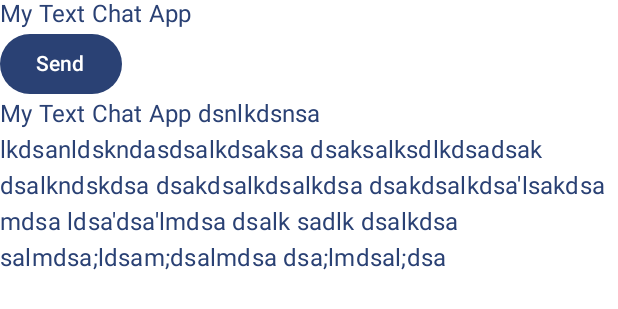
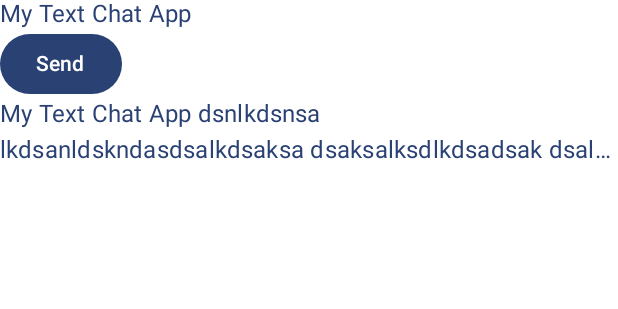
Before and after one commit to SardarKhan299/Material3ThemeJetPackCompose, an Android app built with Jetpack Compose: the @Preview function ChatMessagePreview, on a phone screen of 412 x 824 dp. Shown: the top 309 px of the screen. Run offline under Robolectric (Android 15) with nearby library versions, the phone set to English and light mode, and no system bars.

Commit message:
Add animation to expand and collapse for text.

```diff
--- a/app/src/main/java/com/example/reply/ui/MainActivity.kt
+++ b/app/src/main/java/com/example/reply/ui/MainActivity.kt
@@ -23,6 +23,10 @@ import android.os.Bundle
 import androidx.activity.ComponentActivity
 import androidx.activity.compose.setContent
 import androidx.activity.viewModels
+import androidx.compose.animation.animateContentSize
+import androidx.compose.animation.core.Spring
+import androidx.compose.animation.core.spring
+import androidx.compose.foundation.clickable
 import androidx.compose.foundation.layout.Column
 import androidx.compose.foundation.layout.fillMaxWidth
 import androidx.compose.foundation.layout.padding
@@ -84,7 +88,7 @@ fun ReplyAppPreview() {
 @Composable
 fun ChatMessagePreview() {
     AppTheme {
-        Column (){
+        Column{
             var showMore by rememberSaveable { mutableStateOf(false) }
             Text(
                 text = "My Text Chat App",
@@ -105,21 +109,30 @@ fun ChatMessagePreview() {
                         " mdsa ldsa'dsa'lmdsa" +
                         " dsalk sadlk dsalkdsa " +
                         " salmdsa;ldsam;dsalmdsa" +
+                        ";lkdsa;ldsands"+
                         " dsa;lmdsal;dsa",
+                modifier = androidx.compose.ui.Modifier.animateContentSize(animationSpec = spring(
+                    dampingRatio = Spring.DampingRatioLowBouncy,
+                    stiffness = Spring.StiffnessLow
+
+                ))
+                    .clickable {
+                        showMore = !showMore
+                },
                 style = MaterialTheme.typography.bodyLarge.copy(color = MaterialTheme.colorScheme.primary),
-                maxLines = 5,
+                maxLines = if(!showMore) 2 else 8,
                 overflow = TextOverflow.Ellipsis,
-                onTextLayout = {
-                    if(it.hasVisualOverflow){
-                        // show Button...//
-                        showMore = true
-                    }
-                }
+//                onTextLayout = {
+//                    if(it.hasVisualOverflow){
+//                        // show Button...//
+//                        showMore = true
+//                    }
+//                }
 
             )
 
             if(showMore){
-                Button(onClick = { /*TODO*/ }) {
+                Button(onClick = { showMore = !showMore}) {
                     Text(text = "More")
                 }
             }
```
